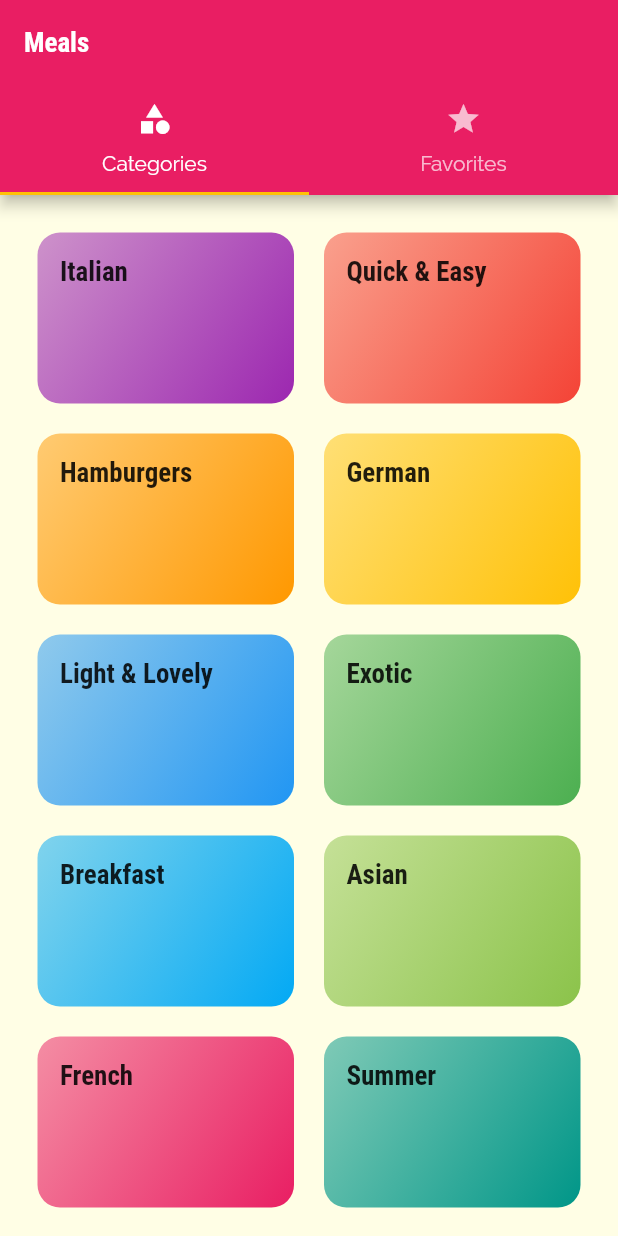
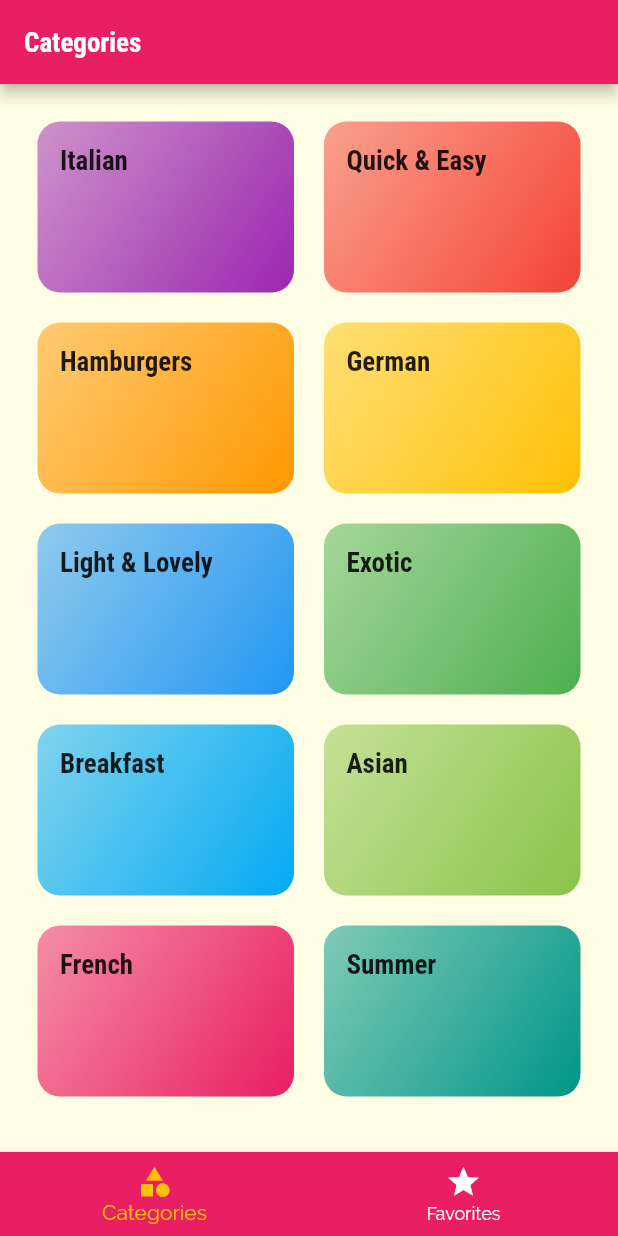
Before and after one commit to rishabh72/meals_app_flutter, a Flutter app: the screen it shows after launch, on a phone screen of 412 x 824 dp. Run offline on Flutter 3.47's test engine with Material 2 defaults, Android fonts, the phone set to English and light mode, and no system bars.

```diff
--- a/lib/screens/tabs_screen.dart
+++ b/lib/screens/tabs_screen.dart
@@ -1,5 +1,5 @@
 import 'package:flutter/material.dart';
-import 'package:meals_app/screens/favorites_screen.dart';
+import './favorites_screen.dart';
 import './categories_screen.dart';
 
 class TabsScreen extends StatefulWidget {
@@ -8,32 +8,44 @@ class TabsScreen extends StatefulWidget {
 }
 
 class _TabsScreenState extends State<TabsScreen> {
+  final List<Map<String, Object>> _pages = [
+    {'page': CategoriesScreen(), 'title': 'Categories'},
+    {'page': FavoritesScreen(), 'title': 'Favorites'}
+  ];
+  int _selectedPageIndex = 0;
+
+  void _selectPage(int index) {
+    setState(() {
+      _selectedPageIndex = index;
+    });
+  }
+
   @override
   Widget build(BuildContext context) {
-    return DefaultTabController(
-      length: 2,
-      child: Scaffold(
-        appBar: AppBar(
-          title: Text('Meals'),
-          bottom: TabBar(
-            tabs: [
-              Tab(
-                icon: Icon(Icons.category),
-                text: 'Categories',
-              ),
-              Tab(
-                icon: Icon(Icons.star),
-                text: 'Favorites',
-              )
-            ],
+    return Scaffold(
+      appBar: AppBar(
+        title: Text(_pages[_selectedPageIndex]['title']),
+      ),
+      body: _pages[_selectedPageIndex]['page'],
+      bottomNavigationBar: BottomNavigationBar(
+        onTap: _selectPage,
+        backgroundColor: Theme.of(context).primaryColor,
+        unselectedItemColor: Colors.white,
+        selectedItemColor: Theme.of(context).accentColor,
+        currentIndex: _selectedPageIndex,
+        // type: BottomNavigationBarType.shifting,
+        items: [
+          BottomNavigationBarItem(
+            // backgroundColor: Theme.of(context).primaryColor,
+            icon: Icon(Icons.category),
+            title: Text('Categories'),
           ),
-        ),
-        body: TabBarView(
-          children: [
-            CategoriesScreen(),
-            FavoritesScreen(),
-          ],
-        ),
+          BottomNavigationBarItem(
+            // backgroundColor: Theme.of(context).primaryColor,
+            icon: Icon(Icons.star),
+            title: Text('Favorites'),
+          ),
+        ],
       ),
     );
   }
```
